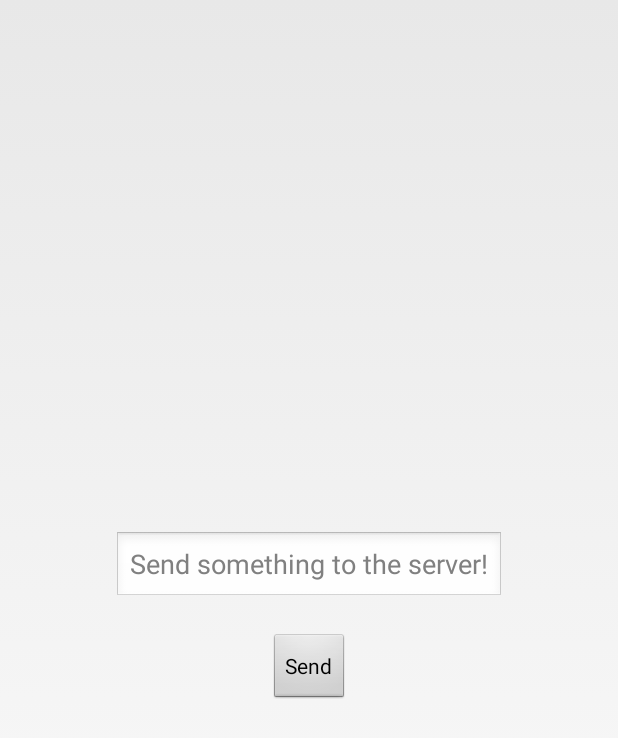
After one commit to TijsDelvaux/ICEAGE, an Android app: the layout activity_client.xml on its own in the app's theme, with its tools: preview values and no code run, on a phone screen of 412 x 824 dp. The commit adds this screen. Shown: the top 738 px of the screen. Run offline under Robolectric (Android 15) with nearby library versions, the phone set to English and light mode, and no system bars.

Commit message:
Android device now can send a message to the server.

```diff
--- /dev/null
+++ b/app/src/main/res/layout/activity_client.xml
@@ -0,0 +1,27 @@
+<RelativeLayout xmlns:android="http://schemas.android.com/apk/res/android"
+    xmlns:tools="http://schemas.android.com/tools"
+    android:layout_width="match_parent"
+    android:layout_height="match_parent"
+    android:gravity="center">
+
+    <EditText
+        android:id="@+id/text_send_to_server"
+        android:layout_width="wrap_content"
+        android:layout_height="wrap_content"
+        android:layout_alignParentTop="true"
+        android:layout_centerHorizontal="true"
+        android:hint="Send something to the server!"
+        android:layout_marginBottom="20dp">
+
+        <requestFocus />
+    </EditText>
+
+    <Button
+        android:id="@+id/button_send_to_server"
+        android:layout_width="wrap_content"
+        android:layout_height="wrap_content"
+        android:layout_below="@+id/text_send_to_server"
+        android:layout_centerHorizontal="true"
+        android:text="Send" />
+
+</RelativeLayout>
```
Also changed, not shown: app/src/main/AndroidManifest.xml (+16 -0 lines), app/src/main/java/com/mycompany/myfirstindoorsapp/MainActivity.java (+6 -3 lines), app/src/main/java/server/Server.java (added, +60 -0 lines), app/src/main/res/layout/activity_main.xml (+9 -0 lines), app/src/main/res/layout/activity_server_connect.xml (added, +21 -0 lines).
